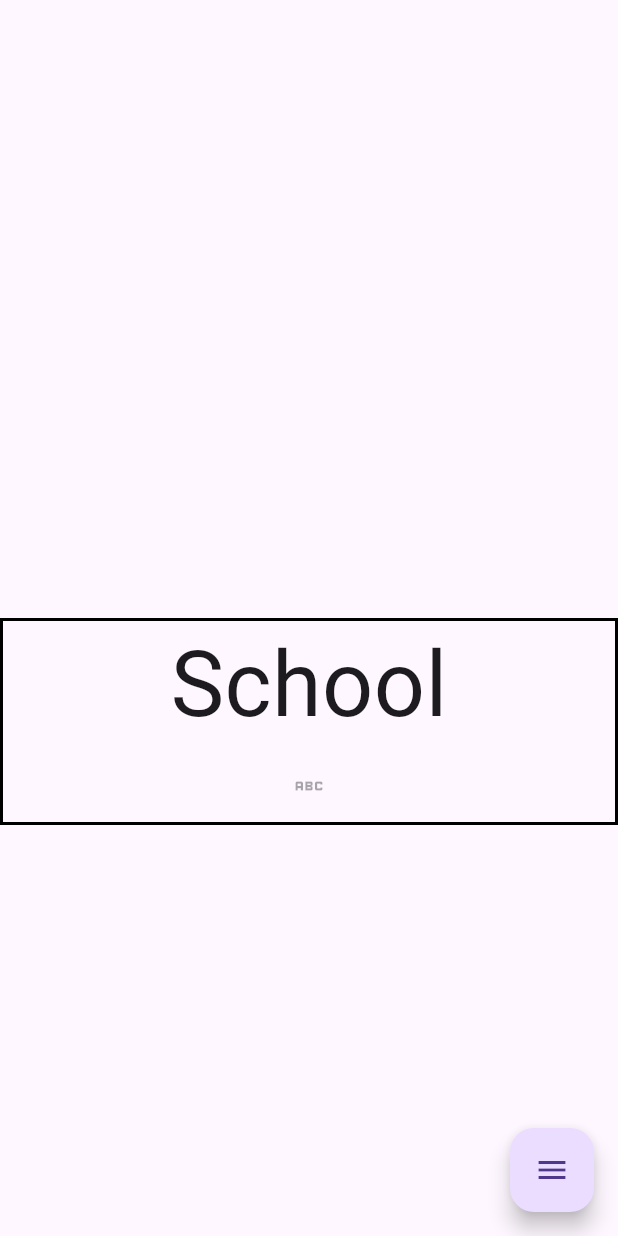
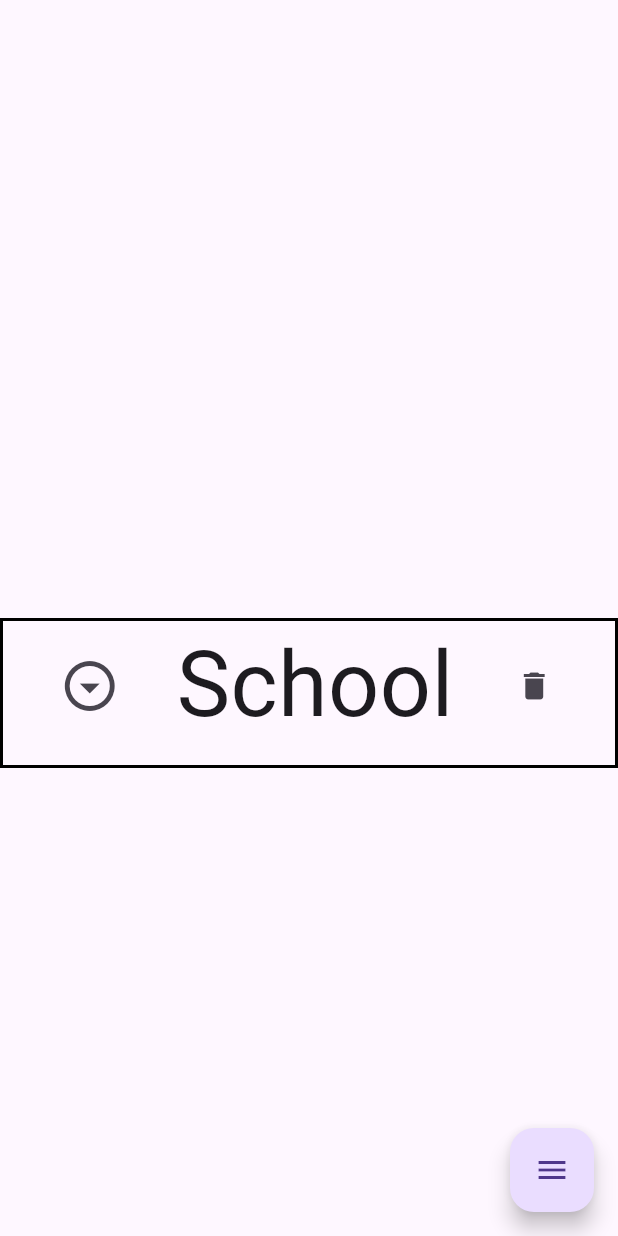
Before and after one commit to Innercord829/alarmapp, a Flutter app: the screen it shows after launch, after a tap on the "delete" icon, on a phone screen of 412 x 824 dp. Run offline on Flutter 3.47's test engine with Material 3 defaults, Android fonts, the phone set to English and light mode, and no system bars; drawn by our look-alikes of flutter_expandable_fab; missing offline and left inert: alarm, mdi; statements that could not run were skipped.

Commit message:
Created Folder Functionality
Created the display and opening of a folder. Alarms can be added to the folder and will be deleted correctly, including the repeat alarms that are set. Next will be creating a new folder and filtering

```diff
--- a/lib/main.dart
+++ b/lib/main.dart
@@ -33,8 +33,12 @@ class _MainAppState extends State<MainApp> {
   Map<String, dynamic>? alarmSettingsToSavePreChange = {};
   String? selectedFolder;
 
+  double alarmContainerHeight = 120;
+
   List<Map<String, dynamic>> _alarms = [];
   List<Map<String, dynamic>> _folders = [];
+  List<bool> foldersOpen = List.filled(2, false);
+
   List<bool> repeatAlarm = List.filled(7, false);
 
   Future<void> ensureJsonFileIsValid() async {
@@ -74,37 +78,91 @@ class _MainAppState extends State<MainApp> {
     });
   }
 
-  Future<void> deleteAlarmById(int alarmId) async {
+  Future<void> deleteAlarmById(int alarmId, String? folderName) async {
+    try {
       final directory = await getApplicationDocumentsDirectory();
       final localFile = File('${directory.path}/data.json');
 
+      if (!await localFile.exists()) {
+        print("Data file not found.");
+        return;
+      }
+
+      // Read the JSON data
       String jsonString = await localFile.readAsString();
       Map<String, dynamic> jsonData = jsonDecode(jsonString);
 
-    List<dynamic> alarms = jsonData['alarms'];
       List<int> repeatAlarmIds = [];
 
+      // If folderName is provided, delete from the folder
+      if (folderName != null) {
+        for (var folder in jsonData['folders']) {
+          if (folder['folderName'] == folderName) {
+            List<dynamic> alarms = folder['alarms'];
+
             for (var alarm in alarms) {
-      List<dynamic> repeatAlarms = alarm['repeatAlarmIds'];
-
+              if (alarm['settings']["id"] == alarmId) {
+                // Collect repeat alarms to cancel
+                List<dynamic> repeatAlarms = alarm['repeatAlarmIds'] ?? [];
                 for (var repeatAlarm in repeatAlarms) {
                   repeatAlarmIds.add(repeatAlarm['id']);
                 }
               }
+            }
 
+            // Remove the alarm
+            alarms.removeWhere((alarm) => alarm['settings']["id"] == alarmId);
+            print("Alarm with ID $alarmId removed from folder '$folderName'.");
+          }
+        }
+      } else {
+        // Delete from the main 'alarms' list if no folderName is provided
+        List<dynamic> alarms = jsonData['alarms'];
+
+        for (var alarm in alarms) {
+          if (alarm['settings']["id"] == alarmId) {
+            // Collect repeat alarms to cancel
+            List<dynamic> repeatAlarms = alarm['repeatAlarmIds'] ?? [];
+            for (var repeatAlarm in repeatAlarms) {
+              repeatAlarmIds.add(repeatAlarm['id']);
+            }
+          }
+        }
+
+        // Remove the alarm from the main alarms list
+        alarms.removeWhere((alarm) => alarm['settings']["id"] == alarmId);
+        print("Alarm with ID $alarmId removed from main alarms.");
+      }
+
+      // Cancel repeat alarms
       for (var id in repeatAlarmIds) {
         cancelAlarmById(id);
+        print("Repeat alarm with ID $id cancelled.");
       }
 
-    // Remove the alarm with the given ID
-    alarms.removeWhere((alarm) => alarm['settings']["id"] == alarmId);
+      cancelAlarmById(alarmId);
+      print("Primary alarm with ID $alarmId cancelled.");
 
+      // Update state and UI
       setState(() {
+        if (folderName != null) {
+          var folder = _folders.firstWhere((f) => f["folderName"] == folderName,
+              orElse: () => {});
+          if (folder.isNotEmpty) {
+            folder['alarms']
+                .removeWhere((alarm) => alarm["settings"]["id"] == alarmId);
+          }
+        } else {
           _alarms.removeWhere((alarm) => alarm["settings"]["id"] == alarmId);
+        }
       });
-    cancelAlarmById(alarmId);
 
+      // Write back to the JSON file
       await localFile.writeAsString(jsonEncode(jsonData), flush: true);
+      print("JSON updated successfully.");
+    } catch (e) {
+      print("Error deleting alarm: $e");
+    }
   }
 
   Future<void> setRepeats(var alarmSettings) async {
@@ -189,6 +247,9 @@ class _MainAppState extends State<MainApp> {
       if (folder["folderName"] == collection) {
         // Add new alarm to the folder's alarms
         folder["alarms"].add(newItem);
+        setState(() {
+          _folders = List<Map<String, dynamic>>.from(jsonData["folders"]);
+        });
         folderFound = true;
         break;
       }
@@ -197,6 +258,7 @@ class _MainAppState extends State<MainApp> {
     // If the folder was not found, print an error message (or handle appropriately)
     if (!folderFound) {
       print("Folder '$collection' not found.");
+      jsonData["alarms"].add(newItem);
       setState(() {
         _alarms.add(newItem);
       });
@@ -218,6 +280,7 @@ class _MainAppState extends State<MainApp> {
     }
   }
 
+  //Testing Function
   void cancelAlarms() async {
     print("alarms canceled");
     // deleteAlarmById(52);
@@ -244,6 +307,7 @@ class _MainAppState extends State<MainApp> {
     return List<Map>.from(jsonData[document]);
   }
 
+  //Example of filtering
   Future<List<Map>> findAlarmsById(int alarmId) async {
     List<Map> alarms = await readJsonFile("alarms");
 
@@ -260,6 +324,7 @@ class _MainAppState extends State<MainApp> {
     // TODO: implement initState
     ensureJsonFileIsValid();
     loadData();
+
     super.initState();
   }
 
@@ -529,6 +594,7 @@ class _MainAppState extends State<MainApp> {
                                                   alarmSettingsToSavePreChange,
                                                   repeatIds);
                                             }
+                                            selectedFolder = null;
                                             Navigator.pop(context);
                                           },
                                           child: Text("Confirm"))
@@ -545,9 +611,10 @@ class _MainAppState extends State<MainApp> {
               ),
             ],
           ),
-          //Alarms
+
           body: Column(
             children: [
+              //Alarms
               SizedBox(
                 height: height / 2,
                 child: ListView.builder(
@@ -558,23 +625,23 @@ class _MainAppState extends State<MainApp> {
                       // Convert string back to datetime object to get hour/minute values
                       DateTime datetime =
                           DateTime.parse(alarmData["settings"]["dateTime"]);
-                      // if (datetime.hour > 12) {
-                      //   timeOfDay = "pm";
-                      //   hourValue = datetime.hour - 12;
-                      // } else {
-                      //   timeOfDay = "am";
-                      //   hourValue = datetime.hour;
-                      // }
+                      if (datetime.hour > 12) {
+                        timeOfDay = "pm";
+                        hourValue = datetime.hour - 12;
+                      } else {
+                        timeOfDay = "am";
+                        hourValue = datetime.hour;
+                      }
                       return Container(
+                        height: alarmContainerHeight,
                         decoration: BoxDecoration(
                             border: Border.all(color: Colors.black, width: 2)),
                         child: Column(
                           children: [
-                            // Text("Test"),
                             Row(
                               children: [
                                 IconButton(
-                                    onPressed: () => deleteAlarmById(id),
+                                    onPressed: () => deleteAlarmById(id, null),
                                     icon: Icon(Icons.delete)),
                                 Text(
                                     style: TextStyle(fontSize: 60),
@@ -594,7 +661,6 @@ class _MainAppState extends State<MainApp> {
                       );
                     }),
               ),
-              //Alarms that arent in folder
 
               //Folders
               SizedBox(
@@ -603,35 +669,94 @@ class _MainAppState extends State<MainApp> {
                   itemCount: _folders.length,
                   itemBuilder: (context, index) {
                     var folder = _folders[index];
-                      var alarmSettings = folder['settings'];
-                      // print(alarmSettings["id"]);
+                    var alarms = folder["alarms"];
+                    return Container(
+                      height: foldersOpen[index]
+                          ? 100 + (alarmContainerHeight * 2)
+                          : 100,
+                      decoration: BoxDecoration(border: Border.all(width: 2)),
+                      child: Column(
+                        children: [
+                          Row(
+                            mainAxisAlignment: MainAxisAlignment.spaceEvenly,
+                            children: [
+                              IconButton(
+                                  onPressed: () {
+                                    setState(() {
+                                      foldersOpen[index] =
+                                          !foldersOpen[index];
+                                    });
+                                  },
+                                  icon: foldersOpen[index] ? Icon(Icons.arrow_drop_down_circle_rounded) : Icon(Icons.arrow_drop_down_circle_outlined), iconSize: 40,),
+                              Text(
+                                folder["folderName"],
+                                style: TextStyle(fontSize: 60),
+                              ),
+                              IconButton(
+                                  onPressed: () => print("buttonPress"),
+                                  icon: Icon(Icons.delete)),
+                            ],
+                          ),
+                          //Buttons within the folder
+                          Visibility(
+                            visible: foldersOpen[index],
+                            child: SizedBox(
+                              height: alarmContainerHeight * 2,
+                              child: ListView.builder(
+                                shrinkWrap: true,
+                                itemCount: alarms.length,
+                                itemBuilder: (context, alarmIndex) {
+                                  var alarmData = alarms[alarmIndex];
+                                  int id = alarmData["settings"]["id"];
+                                  DateTime datetime = DateTime.parse(
+                                      alarmData["settings"]["dateTime"]);
 
-                      //Convert string back to datetime object to get hour/minute values
-                      DateTime datetime = new DateTime.now();
-                      // DateTime.parse(alarmInFolder["datetime"]);
-                      if (datetime.hour > 12) {
-                        timeOfDay = "pm";
-                        hourValue = datetime.hour - 12;
-                      } else {
-                        timeOfDay = "am";
-                        hourValue = datetime.hour;
-                      }
+                                  String timeOfDay =
+                                      datetime.hour >= 12 ? "pm" : "am";
+                                  int hourValue = datetime.hour > 12
+                                      ? datetime.hour - 12
+                                      : datetime.hour;
+
                                   return Container(
                                     decoration: BoxDecoration(
-                            border: Border.all(color: Colors.black, width: 2)),
+                                        border: Border.all(
+                                            color: Colors.black, width: 2)),
                                     child: Column(
                                       children: [
+                                        Row(
+                                          children: [
+                                            IconButton(
+                                              onPressed: () {
+                                                deleteAlarmById(
+                                                    id, folder["folderName"]);
+                                              },
+                                              icon: Icon(Icons.delete),
+                                            ),
                                             Text(
+                                              "$hourValue:${datetime.minute} $timeOfDay",
                                               style: TextStyle(fontSize: 60),
-                                folder["folderName"]),
-                            IconButton(
-                              icon: Icon(Icons.abc),
-                              onPressed: null,
+                                            ),
+                                          ],
+                                        ),
+                                        Row(
+                                          children: [
+                                            Text("$datetime"),
+                                            Spacer(),
+                                            Text("$id"),
+                                          ],
                                         ),
                                       ],
                                     ),
                                   );
-                    }),
+                                },
+                              ),
+                            ),
+                          ),
+                        ],
+                      ),
+                    );
+                  },
+                ),
               )
             ],
           ),
```
Also changed, not shown: assets/data.json (+27 -2 lines). Lines whose indentation alone changed are shown as unchanged.
